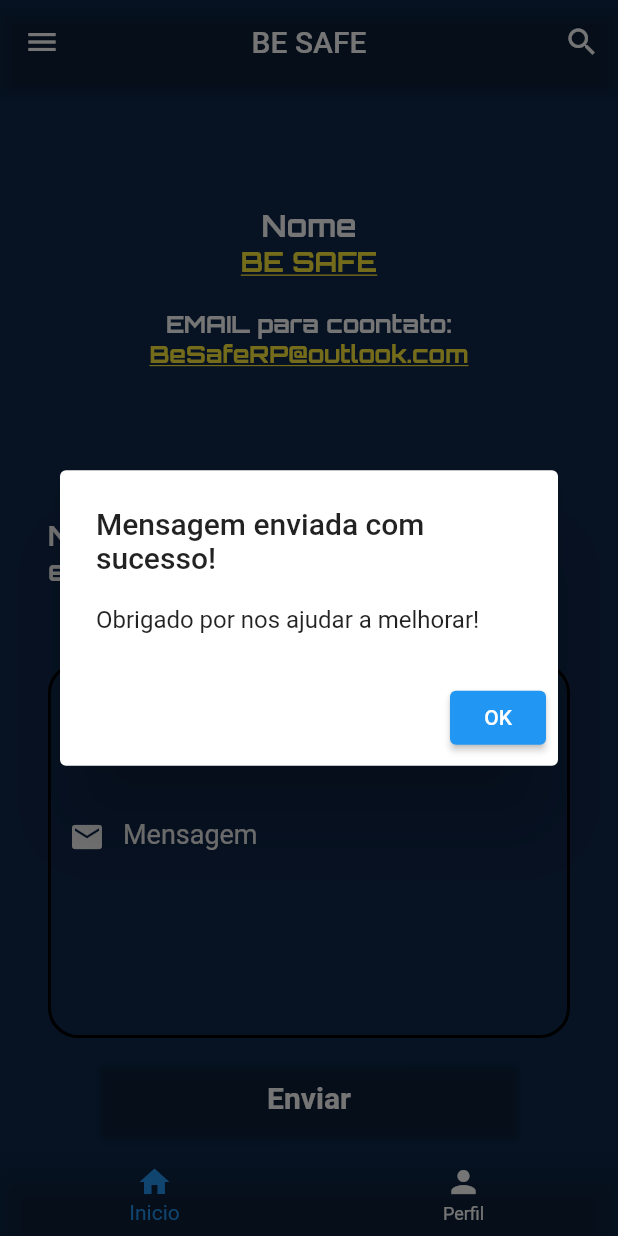
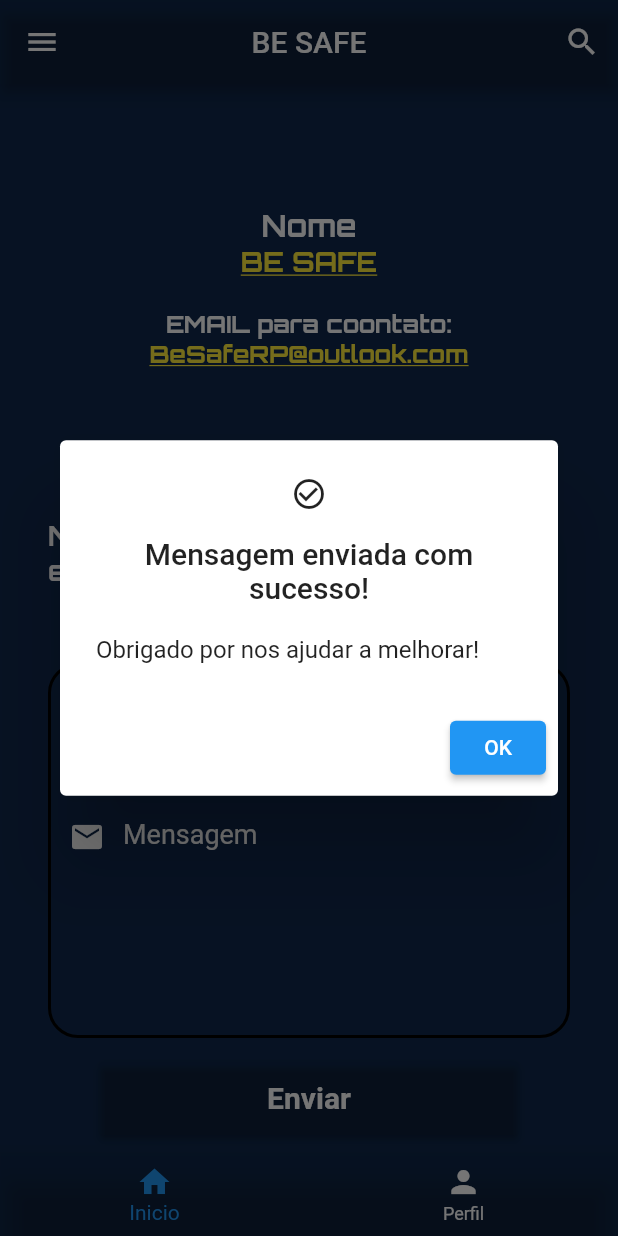
Before and after one commit to Jefferson-Lima-Santos/FlutterProject, a Flutter app: the FeedPageScreen screen opened directly, after a tap on "Enviar", on a phone screen of 412 x 824 dp. Run offline on Flutter 3.47's test engine with Material 2 defaults, Android fonts, the phone set to English and light mode, and no system bars; our stand-ins replace percent_indicator; Roboto replaces fonts that are missing (NovaSlim).

Commit message:
icon no dialog alert

```diff
--- a/lib/pages/feedback.dart
+++ b/lib/pages/feedback.dart
@@ -305,6 +305,7 @@ class _FeedPageScreenState extends State<FeedPageScreen> {
                     return AlertDialog(
                       title: Text('Mensagem enviada com sucesso!'),
                       content: Text('Obrigado por nos ajudar a melhorar!'),
+                      icon: Icon(Icons.check_circle_outline),
                       actions: <Widget>[
                         ElevatedButton(
                           child: Text('OK'),
```
